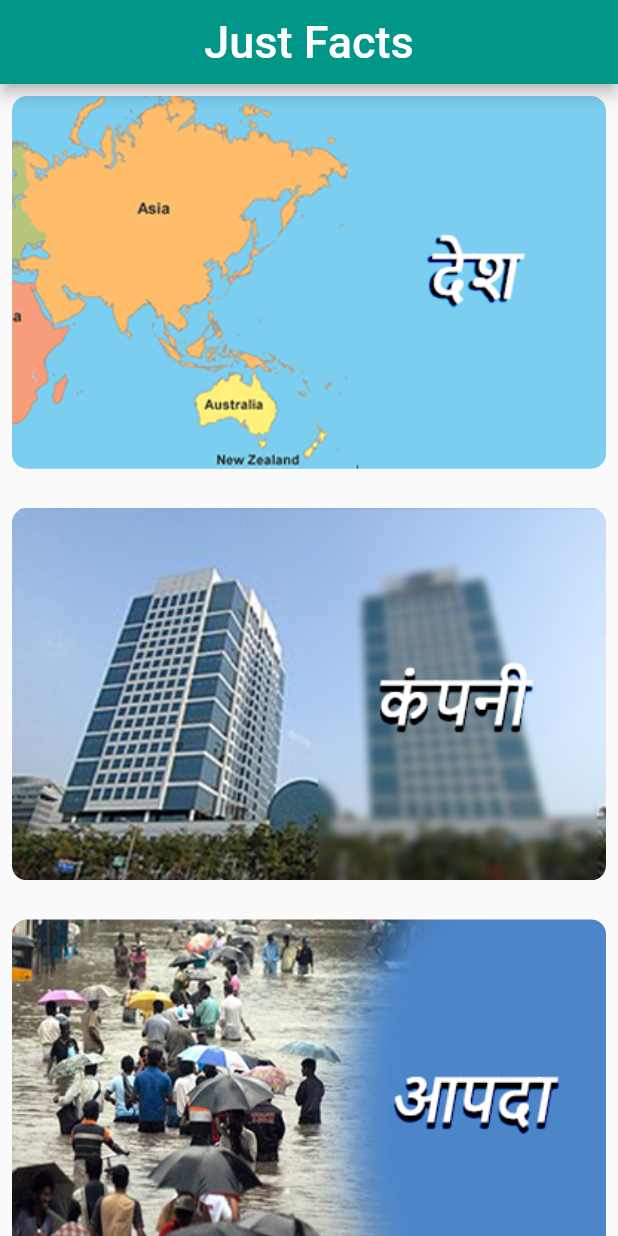
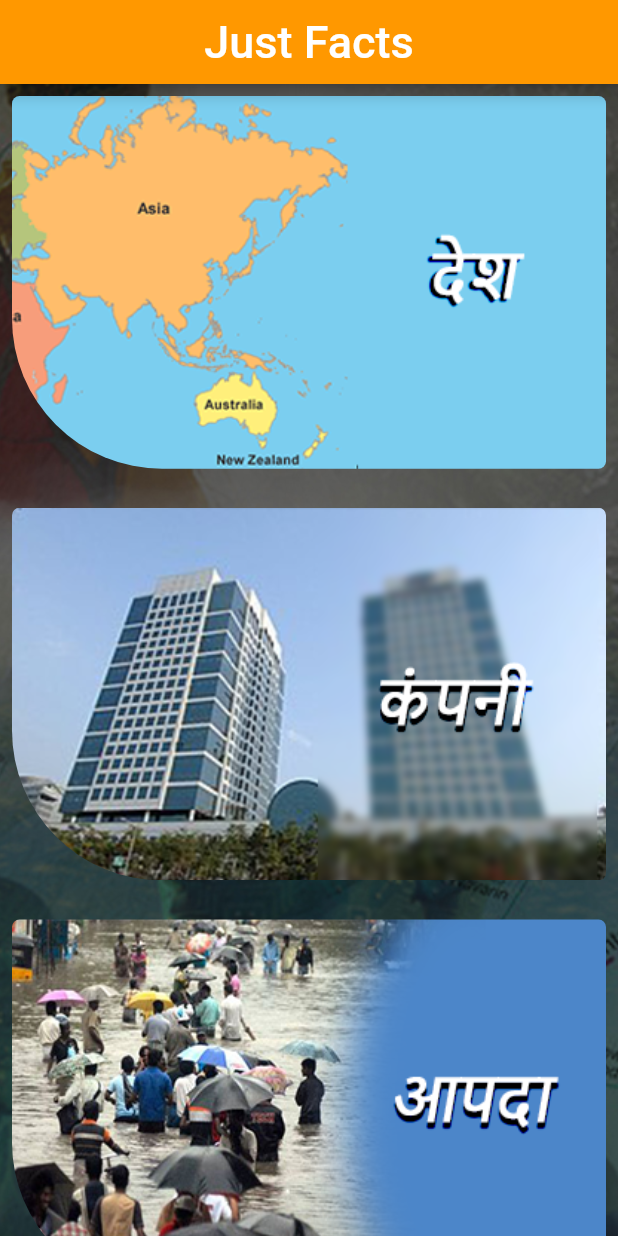
Before and after one commit to kdChavada/justfactsinhindi, a Flutter app: the screen it shows after launch, on a phone screen of 412 x 824 dp. Run offline on Flutter 3.47's test engine with Material 2 defaults, Android fonts, the phone set to English and light mode, and no system bars; our stand-ins replace flutter_staggered_animations, google_fonts, loading_animation_widget, share_plus, sqflite; accounts and stored records are empty; Roboto replaces fonts that are missing (Abel).

Commit message:
UI chnage

```diff
--- a/lib/UI/home_page.dart
+++ b/lib/UI/home_page.dart
@@ -18,17 +18,25 @@ class _HomePageState extends State<HomePage> {
 
   @override
   Widget build(BuildContext context) {
-
+double h  = MediaQuery.of(context).size.height;
+double w  = MediaQuery.of(context).size.width;
     return Scaffold(
       appBar: AppBar(
-        backgroundColor: Colors.teal,
+        backgroundColor: Colors.orange,
         centerTitle: true,
         title: Text(
           "Just Facts",
-          style: GoogleFonts.abel(fontSize: 30.0),
+          style: GoogleFonts.indieFlower(fontSize: 30.0),
         ),
       ),
-      body: ListView.builder(
+      body: Stack(
+        children: [
+          Image.asset('assets/images/bghhh.jpg',
+          height: h,
+            width: w,
+            fit: BoxFit.cover,
+          ),
+          ListView.builder(
             itemCount: homeData.length,
             itemBuilder: (context, i) {
               return Padding(
@@ -50,10 +58,10 @@ class _HomePageState extends State<HomePage> {
                       },
                       child: ClipRRect(
                           borderRadius: const BorderRadius.only(
-                        bottomLeft: Radius.circular(10),
-                        bottomRight: Radius.circular(10),
-                        topLeft: Radius.circular(10),
-                        topRight: Radius.circular(10),
+                            bottomLeft: Radius.circular(100),
+                            bottomRight: Radius.circular(5),
+                            topLeft: Radius.circular(5),
+                            topRight: Radius.circular(5),
                           ),
                           child: Image.asset(homeData[i]['image'])),
                     ),
@@ -65,6 +73,8 @@ class _HomePageState extends State<HomePage> {
               );
             },
           ),
+        ],
+      ),
     );
   }
 }
```
Also changed, not shown: lib/UI/fact_view.dart (+30 -17 lines), lib/UI/sub_category_list_view.dart (+22 -11 lines). Lines whose indentation alone changed are shown as unchanged.
